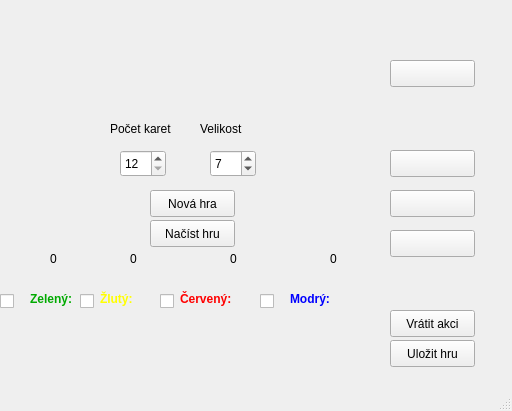
Before: the Qt Designer form src/gui/labyrinth/mainwindow.ui in nechutny/ICP, drawn with Qt 5.
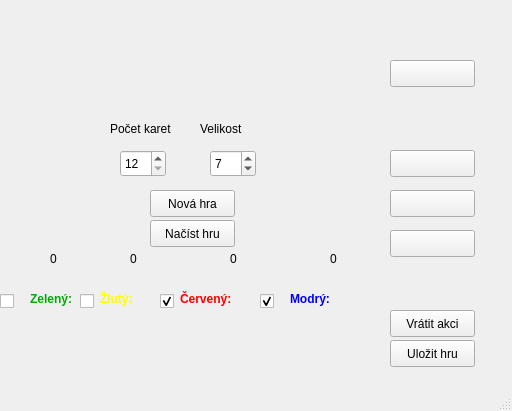
After: the same form once the commit is applied.

Commit message: Nekolik vylepseni

```diff
--- a/src/gui/labyrinth/mainwindow.ui
+++ b/src/gui/labyrinth/mainwindow.ui
@@ -1246,6 +1246,9 @@
     <property name="text">
      <string/>
     </property>
+    <property name="checked">
+     <bool>true</bool>
+    </property>
    </widget>
    <widget class="QCheckBox" name="checkBox_4">
     <property name="geometry">
@@ -1259,6 +1262,9 @@
     <property name="text">
      <string/>
     </property>
+    <property name="checked">
+     <bool>true</bool>
+    </property>
    </widget>
    <widget class="QPushButton" name="pushButton_2">
     <property name="geometry">
```
Left out of the diff: 3 changed lines with no effect on the pictures. The commit also changes 2 other files.
